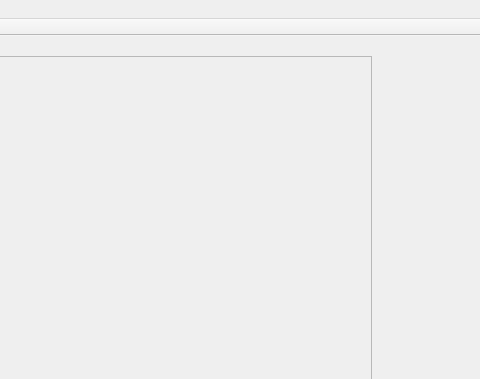
First picture: the form in work/Praca/mainwindow.ui, repository wybaw/MGR, before the edit; both pictures show x 339 to 819 and y 0 to 379 of the 819 by 483 pixel window.
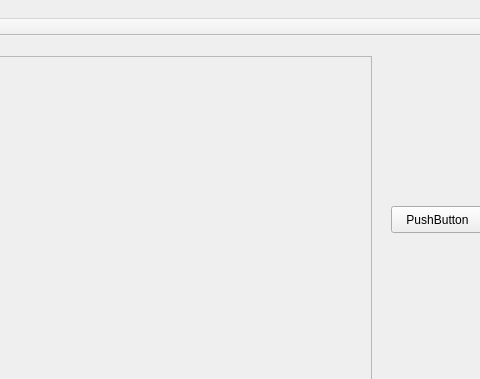
Second picture: the form after the edit.

Commit message: Screenshot mechanism has been added.

```diff
--- a/work/Praca/mainwindow.ui
+++ b/work/Praca/mainwindow.ui
@@ -37,6 +37,19 @@
      </property>
     </widget>
    </widget>
+   <widget class="QPushButton" name="ScreenshotButton">
+    <property name="geometry">
+     <rect>
+      <x>730</x>
+      <y>170</y>
+      <width>93</width>
+      <height>27</height>
+     </rect>
+    </property>
+    <property name="text">
+     <string>PushButton</string>
+    </property>
+   </widget>
   </widget>
   <widget class="QMenuBar" name="menuBar">
    <property name="geometry">
```
The commit also changes 2 other files.
